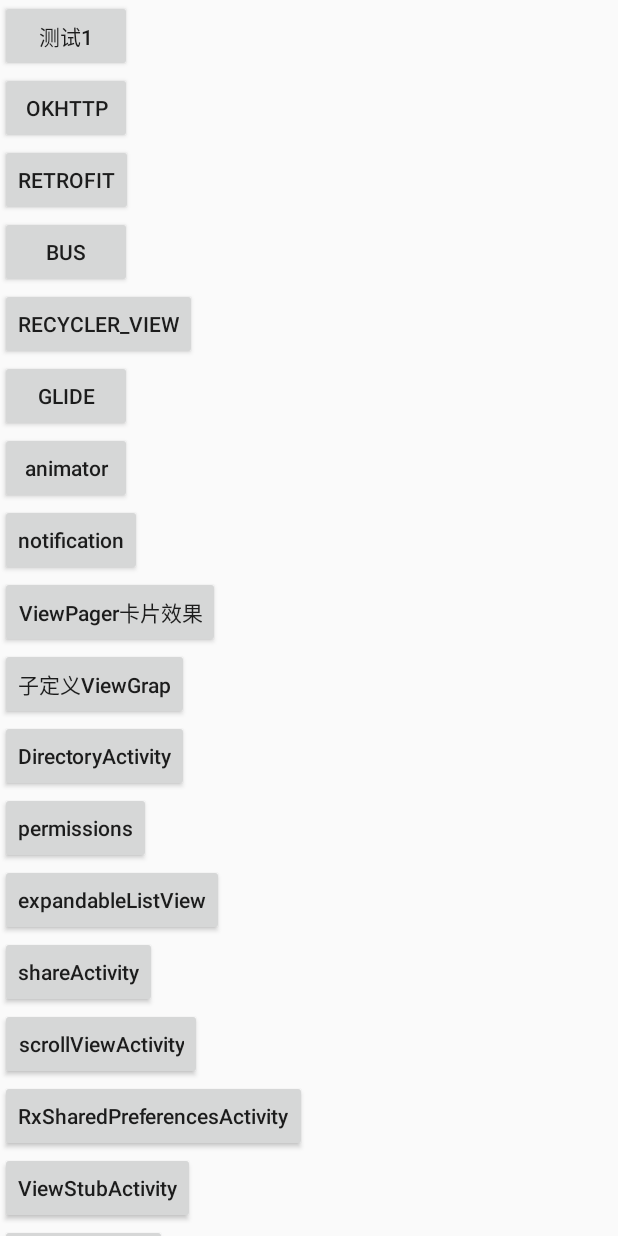
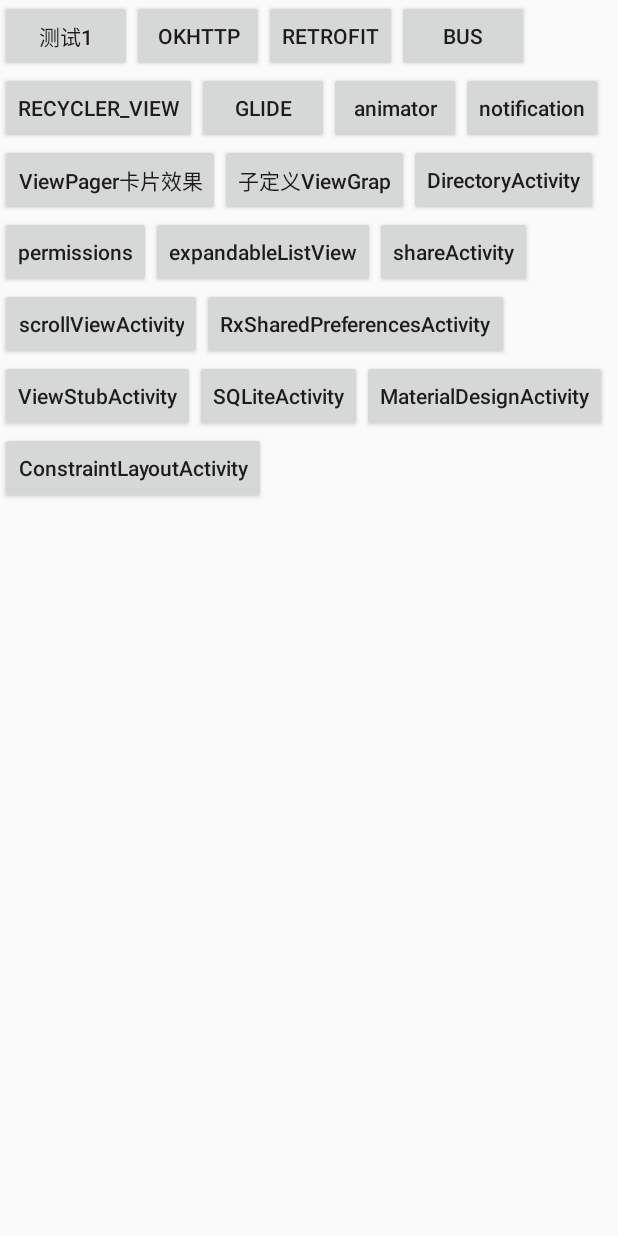
Before and after one commit to lixinxinlove/RxJavaDemo, an Android app: the screen it shows after launch (MainActivity), on a phone screen of 412 x 824 dp. Run offline under Robolectric (Android 15) with nearby library versions, the phone set to English and light mode, and no system bars; our stand-ins replace FlexboxLayout; network calls fail.

Commit message:
添加 google 流式布局

```diff
--- a/app/build.gradle
+++ b/app/build.gradle
@@ -25,7 +25,7 @@ dependencies {
         exclude group: 'com.android.support', module: 'support-annotations'
     })
 
-    //compile 'com.google.android:flexbox:0.3.1'  //
+    compile 'com.google.android:flexbox:0.2.6'  //
 
     compile 'com.android.support:support-v4:25.0.1'
     compile 'com.android.support:recyclerview-v7:25.0.1'
--- a/app/src/main/res/layout/activity_main.xml
+++ b/app/src/main/res/layout/activity_main.xml
@@ -1,6 +1,7 @@
 <?xml version="1.0" encoding="utf-8"?>
 
 <ScrollView xmlns:android="http://schemas.android.com/apk/res/android"
+    xmlns:app="http://schemas.android.com/apk/res-auto"
     android:layout_width="match_parent"
     android:layout_height="match_parent">
 
@@ -8,6 +9,15 @@
         android:layout_width="match_parent"
         android:layout_height="match_parent"
         android:orientation="vertical">
+
+
+        <com.google.android.flexbox.FlexboxLayout
+            android:layout_width="match_parent"
+            android:layout_height="match_parent"
+            app:alignContent="stretch"
+            app:alignItems="stretch"
+            app:flexWrap="wrap">
+
 
             <android.support.v7.widget.AppCompatButton
                 android:id="@+id/btn_test1"
@@ -144,5 +154,7 @@
                 android:onClick="ConstraintLayoutActivity"
                 android:text="ConstraintLayoutActivity"
                 android:textAllCaps="false" />
+        </com.google.android.flexbox.FlexboxLayout>
+
     </LinearLayout>
 </ScrollView>
```
Lines whose indentation alone changed are shown as unchanged.
